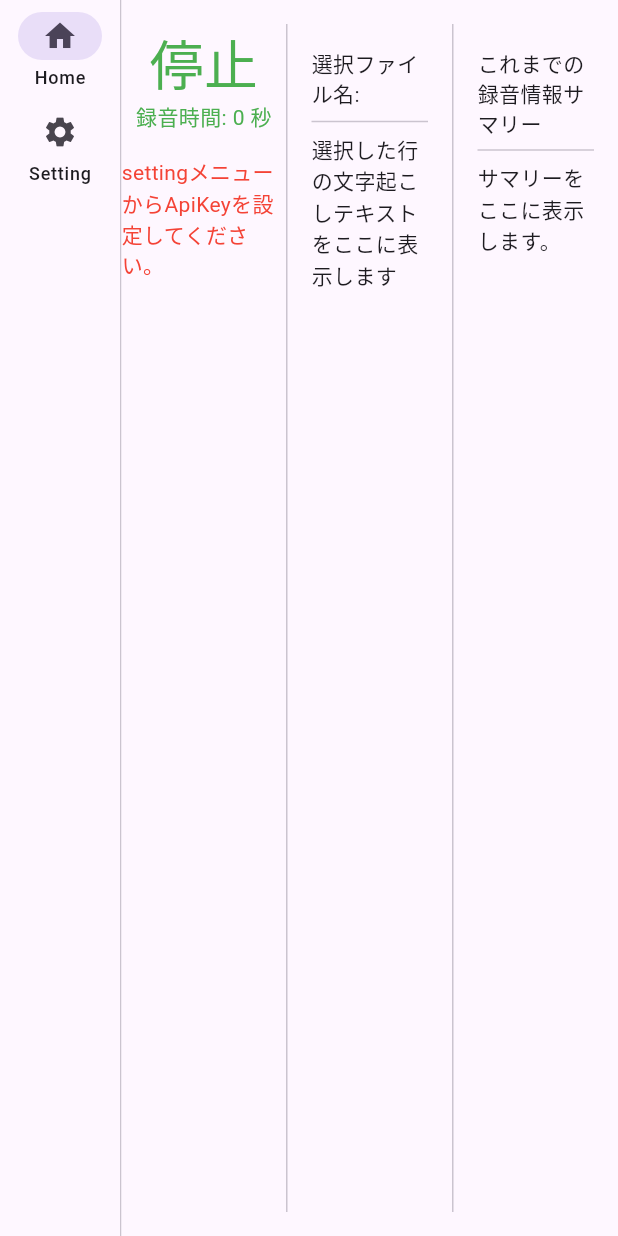
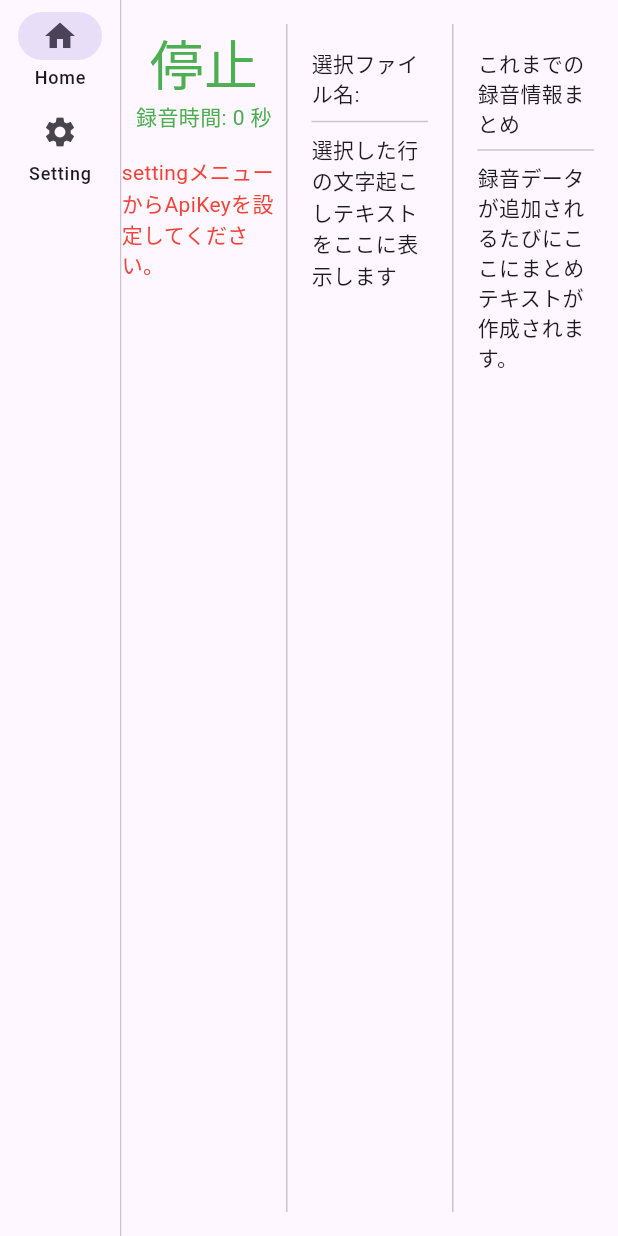
Before and after one commit to hotdrop/record-to-text, a Flutter app: the screen it shows after launch, on a phone screen of 412 x 824 dp. Run offline on Flutter 3.47's test engine with Material 3 defaults, Android fonts, the phone set to English and light mode, and no system bars; our stand-ins replace flutter_riverpod, logger, shared_preferences; missing offline and left inert: record.

Commit message:
サマリー作成機能はContext長を制御しようと思ったがそれはやめて録音データを作成するたびに自動で作られる仕様にした。

```diff
--- a/lib/providers/app_setting_provider.dart
+++ b/lib/providers/app_setting_provider.dart
@@ -47,7 +47,6 @@ class AppSettings {
     this.cacheDirPath = '',
     this.audioExtension = 'm4a', // 複数プラットフォーム対応する場合は拡張子を可変にする
     this.recordIntervalMinutes = 1,
-    this.limitContextLength = 15000, // 適当
   });
 
   // OpenAI API Key
@@ -58,8 +57,6 @@ class AppSettings {
   final String audioExtension;
   // 録音の間隔（分）
   final int recordIntervalMinutes;
-  // サマリー時の最大Context長
-  final int limitContextLength;
 
   // TODO フィラー除去のプロンプト
 
--- a/lib/providers/record_files_provider.dart
+++ b/lib/providers/record_files_provider.dart
@@ -75,6 +75,7 @@ class RecordFile {
   String fileName() => filePath.split('/').last;
 
   bool isSuccess() => speechToTextStatus == SpeechToTextStatus.success;
+  bool isError() => speechToTextStatus == SpeechToTextStatus.error;
 
   RecordFile copyWith({
     String? speechToText,
--- a/lib/providers/record_provider.dart
+++ b/lib/providers/record_provider.dart
@@ -32,8 +32,8 @@ class RecordNotifier extends Notifier<AudioRecorder> {
         await _onLoadLoopRecording(config);
       }
     } catch (e, s) {
-      _segmentTimer?.cancel();
-      AppLogger.e('録画開始処理でエラー', error: e, s: s);
+      stop();
+      AppLogger.e('録画処理でエラー', error: e, s: s);
       rethrow;
     }
   }
--- a/lib/repository/gpt_repository.dart
+++ b/lib/repository/gpt_repository.dart
@@ -24,14 +24,14 @@ class GPTRepository {
     ''';
   }
 
-  Future<String> request({required String currentSummary, required String addText}) async {
+  Future<String> requestSummary(String text) async {
     // TODO GPT APIを実行する
+    await Future<void>.delayed(const Duration(seconds: 3));
     return '''
     これまでの録音データからサマリー作りました。\n
     サマリーはGPT4モデルのAPIを使う想定です。Context長を考慮し最初の録音データの文字起こしから順番に文字列結合してサマリーを作ります。\n
     これがうまくいくかは試してみないとわかりません。\n
-    日本語なので1文字1Contextとして計算します。そのためString文字列のlengthをそのままContext長とします。\n
-    Context長を制御するのはRepositoryではなく呼び元のProviderになります。
+    最初はContext長を制御しようと思いましたが、せいぜい30分〜1時間程度の想定なのでバグを作り込むリスクの方が高いと判断しContext長の制御はやめました\n
     ''';
   }
 }
--- a/lib/ui/home_page.dart
+++ b/lib/ui/home_page.dart
@@ -3,6 +3,7 @@ import 'package:flutter_riverpod/flutter_riverpod.dart';
 import 'package:realtime_talk/providers/app_setting_provider.dart';
 import 'package:realtime_talk/providers/record_provider.dart';
 import 'package:realtime_talk/providers/record_files_provider.dart';
+import 'package:realtime_talk/providers/summary_provider.dart';
 import 'package:realtime_talk/providers/timer_provider.dart';
 import 'package:realtime_talk/ui/widgets/row_record_data.dart';
 
@@ -160,35 +161,46 @@ class _RecordDetailLayout extends ConsumerWidget {
   }
 }
 
-class _RecordSummaryLayout extends ConsumerWidget {
+class _RecordSummaryLayout extends StatelessWidget {
   const _RecordSummaryLayout();
 
   @override
-  Widget build(BuildContext context, WidgetRef ref) {
-    // TODO サマリーのProviderをwatch
-    final summaryFile = null;
-
-    String textValue = '';
-    if (summaryFile == null) {
-      textValue = 'サマリーをここに表示します。';
-    }
-
-    return Padding(
-      padding: const EdgeInsets.all(8.0),
-      child: Container(
-        padding: const EdgeInsets.all(8.0),
-        child: Column(
-          children: [
-            const Text('これまでの録音情報サマリー'),
-            const Divider(),
-            Flexible(
-              child: SingleChildScrollView(
-                child: SelectableText(textValue),
-              ),
-            ),
-          ],
-        ),
+  Widget build(BuildContext context) {
+    return const Padding(
+      padding: EdgeInsets.all(16.0),
+      child: Column(
+        children: [
+          Text('これまでの録音情報まとめ'),
+          Divider(),
+          Flexible(
+            child: _SummaryTextView(),
+          ),
+        ],
       ),
     );
   }
 }
+
+class _SummaryTextView extends ConsumerWidget {
+  const _SummaryTextView();
+
+  @override
+  Widget build(BuildContext context, WidgetRef ref) {
+    return ref.watch(summaryNotifierProvider).when(
+          data: (text) {
+            if (text.isEmpty) {
+              return const Text('録音データが追加されるたびにここにまとめテキストが作成されます。');
+            }
+            return SingleChildScrollView(
+              child: SelectableText(text),
+            );
+          },
+          error: (e, s) {
+            return SingleChildScrollView(
+              child: SelectableText('エラーが発生しました\n$e', style: const TextStyle(color: Colors.red)),
+            );
+          },
+          loading: () => const Center(child: CircularProgressIndicator()),
+        );
+  }
+}
```
Also changed, not shown: lib/providers/summary_provider.dart (+8 -76 lines).
